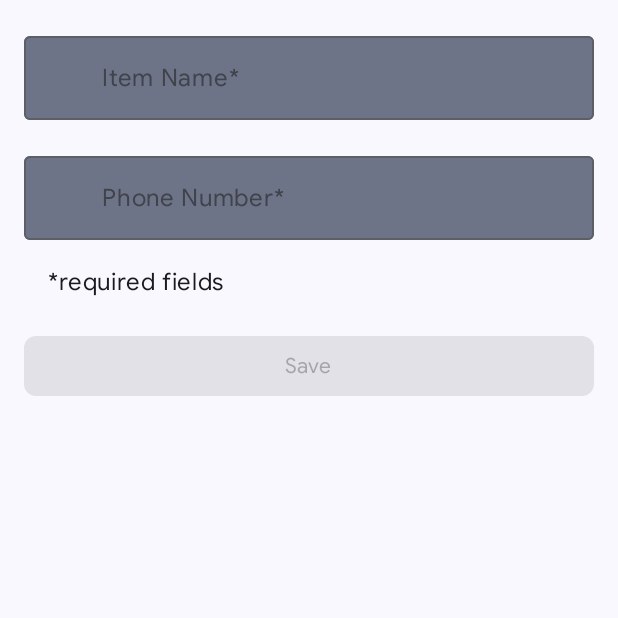
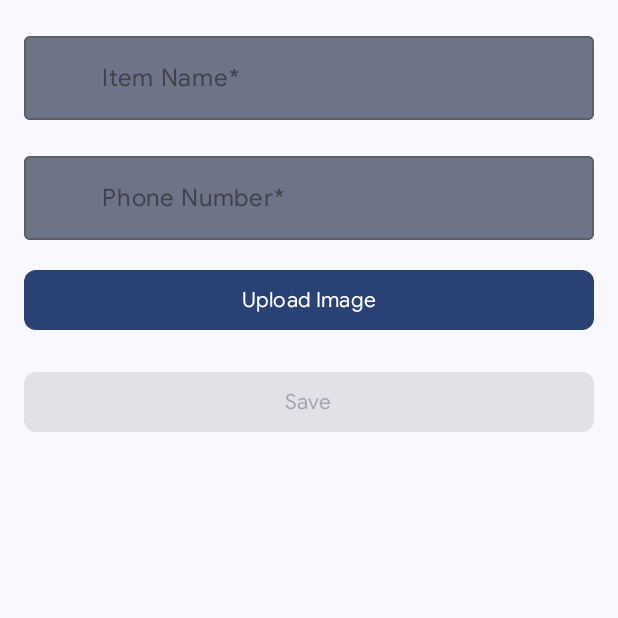
Before and after one commit to TonyGnk/compose-contacts, an Android app built with Jetpack Compose: the screen it shows after launch (MainActivity), after a tap on "Add Contact", on a phone screen of 412 x 824 dp, the top half of it. Run offline under Robolectric (Android 15) with nearby library versions, the phone set to English and light mode, and no system bars; our stand-ins replace Room's generated code.

Commit message:
Implementation of field image

```diff
--- a/app/build.gradle.kts
+++ b/app/build.gradle.kts
@@ -68,6 +68,8 @@ dependencies {
     implementation(libs.androidx.room.ktx)
     implementation(libs.androidx.room.runtime)
 
+    implementation(libs.coil.compose)
+
     testImplementation(libs.junit)
     androidTestImplementation(libs.androidx.junit)
     androidTestImplementation(libs.androidx.espresso.core)
--- a/app/src/main/java/com/example/composecontacts/data/Item.kt
+++ b/app/src/main/java/com/example/composecontacts/data/Item.kt
@@ -1,5 +1,6 @@
 package com.example.composecontacts.data
 
+import androidx.room.ColumnInfo
 import androidx.room.Entity
 import androidx.room.PrimaryKey
 
@@ -10,4 +11,7 @@ data class Item(
     val id: Int = 0,
     val name: String,
     val number: Long,
+
+    @ColumnInfo(typeAffinity = ColumnInfo.BLOB)
+    var imageData: ByteArray? = null
 )
--- a/app/src/main/java/com/example/composecontacts/ui/home/HomeScreen.kt
+++ b/app/src/main/java/com/example/composecontacts/ui/home/HomeScreen.kt
@@ -3,34 +3,30 @@ package com.example.composecontacts.ui.home
 import android.annotation.SuppressLint
 import androidx.compose.foundation.clickable
 import androidx.compose.foundation.layout.Arrangement
+import androidx.compose.foundation.layout.Box
 import androidx.compose.foundation.layout.Column
-import androidx.compose.foundation.layout.Row
 import androidx.compose.foundation.layout.fillMaxSize
 import androidx.compose.foundation.layout.fillMaxWidth
 import androidx.compose.foundation.layout.padding
 import androidx.compose.foundation.layout.statusBarsPadding
-import androidx.compose.foundation.layout.windowInsetsPadding
+import androidx.compose.foundation.layout.wrapContentSize
 import androidx.compose.foundation.lazy.LazyColumn
 import androidx.compose.foundation.lazy.items
 import androidx.compose.material.icons.Icons
 import androidx.compose.material.icons.automirrored.filled.ArrowBack
 import androidx.compose.material.icons.filled.Add
-import androidx.compose.material.icons.filled.ArrowBack
 import androidx.compose.material.icons.filled.Close
 import androidx.compose.material.icons.filled.Search
 import androidx.compose.material3.DockedSearchBar
 import androidx.compose.material3.ExperimentalMaterial3Api
 import androidx.compose.material3.ExtendedFloatingActionButton
 import androidx.compose.material3.FabPosition
-import androidx.compose.material3.FilledTonalButton
 import androidx.compose.material3.Icon
 import androidx.compose.material3.IconButton
 import androidx.compose.material3.ListItem
 import androidx.compose.material3.MaterialTheme
 import androidx.compose.material3.Scaffold
-import androidx.compose.material3.SearchBar
 import androidx.compose.material3.Text
-import androidx.compose.material3.TopAppBarDefaults
 import androidx.compose.runtime.Composable
 import androidx.compose.runtime.collectAsState
 import androidx.compose.runtime.getValue
@@ -38,8 +34,6 @@ import androidx.compose.ui.Alignment
 import androidx.compose.ui.Modifier
 import androidx.compose.ui.res.dimensionResource
 import androidx.compose.ui.res.stringResource
-import androidx.compose.ui.semantics.semantics
-import androidx.compose.ui.semantics.traversalIndex
 import androidx.compose.ui.text.style.TextAlign
 import androidx.compose.ui.tooling.preview.Preview
 import androidx.compose.ui.unit.dp
@@ -49,9 +43,7 @@ import com.example.composecontacts.data.Item
 import com.example.composecontacts.ui.AppViewModelProvider
 import com.example.composecontacts.ui.navigation.NavigationDestination
 import com.example.composecontacts.ui.theme.ComposeContactsTheme
-import com.example.composecontacts.ui.theme.googleSansFontFamily
 import com.example.inventory.ui.home.HomeSearchState
-import com.example.inventory.ui.home.HomeUiState
 import com.example.inventory.ui.home.HomeViewModel
 
 object HomeDestination : NavigationDestination {
@@ -118,7 +110,7 @@ private fun HomeSearchBar(
         onActiveChange = { model.onSearch() },
         placeholder = {
             Text(
-                stringResource(R.string.search_placeholder), fontFamily = googleSansFontFamily
+                stringResource(R.string.search_placeholder)
             )
         },
         leadingIcon = {
@@ -168,17 +160,19 @@ private fun HomeBody(
     modifier: Modifier = Modifier
 ) {
     if (itemList.isEmpty()) {
-        Column(
-            horizontalAlignment = Alignment.CenterHorizontally,
-            verticalArrangement = Arrangement.Center,
-            modifier = modifier
-        ) {
+        Box(
+            modifier = Modifier.fillMaxSize(),
+            contentAlignment = Alignment.Center
+        )
+        {
             Text(
                 text = stringResource(R.string.no_item_description),
                 textAlign = TextAlign.Center,
-                style = MaterialTheme.typography.titleLarge
+                style = MaterialTheme.typography.titleLarge,
+                //modifier at the center of the screen
             )
         }
+
     } else {
         Column(
             horizontalAlignment = Alignment.CenterHorizontally,
--- a/app/src/main/java/com/example/composecontacts/ui/item/ItemEntryScreen.kt
+++ b/app/src/main/java/com/example/composecontacts/ui/item/ItemEntryScreen.kt
@@ -1,5 +1,10 @@
 package com.example.composecontacts.ui.item
 
+import android.app.Activity.RESULT_OK
+import android.net.Uri
+import androidx.activity.compose.rememberLauncherForActivityResult
+import androidx.activity.result.PickVisualMediaRequest
+import androidx.activity.result.contract.ActivityResultContracts
 import androidx.compose.foundation.layout.Arrangement
 import androidx.compose.foundation.layout.Column
 import androidx.compose.foundation.layout.fillMaxWidth
@@ -14,8 +19,14 @@ import androidx.compose.material3.OutlinedTextFieldDefaults
 import androidx.compose.material3.Scaffold
 import androidx.compose.material3.Text
 import androidx.compose.runtime.Composable
+import androidx.compose.runtime.LaunchedEffect
+import androidx.compose.runtime.getValue
+import androidx.compose.runtime.mutableStateOf
+import androidx.compose.runtime.remember
 import androidx.compose.runtime.rememberCoroutineScope
+import androidx.compose.runtime.setValue
 import androidx.compose.ui.Modifier
+import androidx.compose.ui.platform.LocalContext
 import androidx.compose.ui.res.dimensionResource
 import androidx.compose.ui.res.stringResource
 import androidx.compose.ui.text.input.KeyboardType
@@ -42,13 +53,6 @@ fun ItemEntryScreen(
 ) {
     val coroutineScope = rememberCoroutineScope()
     Scaffold(
-//        topBar = {
-//            InventoryTopAppBar(
-//                title = stringResource(ItemEntryDestination.titleRes),
-//                canNavigateBack = canNavigateBack,
-//                navigateUp = onNavigateUp
-//            )
-//        }
     ) { innerPadding ->
         ItemEntryBody(
             itemUiState = viewModel.itemUiState,
@@ -58,8 +62,8 @@ fun ItemEntryScreen(
                     viewModel.saveItem()
                     navigateBack()
                 }
-
             },
+            { viewModel.saveImage(it) },
             modifier = Modifier
                 .padding(innerPadding)
                 .verticalScroll(rememberScrollState())
@@ -68,12 +72,12 @@ fun ItemEntryScreen(
     }
 }
 
-
 @Composable
 fun ItemEntryBody(
     itemUiState: ItemUiState,
     onItemValueChange: (ItemDetails) -> Unit,
     onSaveClick: () -> Unit,
+    onSaveImage: (ByteArray?) -> Unit,
     modifier: Modifier = Modifier
 ) {
     Column(
@@ -83,6 +87,7 @@ fun ItemEntryBody(
         ItemInputForm(
             itemDetails = itemUiState.itemDetails,
             onValueChange = onItemValueChange,
+            onSaveImage = onSaveImage,
             modifier = Modifier.fillMaxWidth()
         )
         Button(
@@ -102,7 +107,7 @@ fun ItemInputForm(
     itemDetails: ItemDetails,
     modifier: Modifier = Modifier,
     onValueChange: (ItemDetails) -> Unit = {},
-    enabled: Boolean = true
+    onSaveImage: (ByteArray?) -> Unit
 ) {
     Column(
         modifier = modifier,
@@ -119,14 +124,48 @@ fun ItemInputForm(
             keyboardOptions = KeyboardOptions(keyboardType = KeyboardType.Phone),
             label = { Text(stringResource(R.string.number_req)) },
         )
-        if (enabled) {
-            Text(
-                text = stringResource(R.string.required_fields),
-                modifier = Modifier.padding(start = dimensionResource(id = R.dimen.padding_medium))
-            )
-        }
+        uploadImageButton(onSaveImage = onSaveImage)
     }
 }
+
+@Composable
+private fun uploadImageButton(
+    onSaveImage: (ByteArray?) -> Unit
+) {
+    val context = LocalContext.current
+    val galleryLauncher =
+        rememberLauncherForActivityResult(ActivityResultContracts.PickVisualMedia()) { uriList ->
+            // process with the received image uri
+
+            //First check if the image is not null
+            if (uriList != null) {
+                //Then get the content resolver
+                val contentResolver = context.contentResolver
+                //Then get the input stream from the content resolver
+                val inputStream = contentResolver.openInputStream(uriList)
+                //Then get the byte array from the input stream
+                val byteArray = inputStream?.readBytes()
+                //Then close the input stream
+                inputStream?.close()
+                //Then call onSaveImage
+                onSaveImage(byteArray)
+
+            }
+
+        }
+
+    val pickVisualMediaRequest: PickVisualMediaRequest = remember {
+        PickVisualMediaRequest()
+    }
+    Button(
+        onClick = { galleryLauncher.launch(pickVisualMediaRequest) },
+        shape = MaterialTheme.shapes.small,
+        modifier = Modifier.fillMaxWidth()
+    ) {
+        Text(text = "Upload Image")
+    }
+}
+
 
 @Composable
 private fun DefaultTextField(
@@ -162,6 +201,6 @@ private fun ItemEntryScreenPreview() {
             ItemDetails(
                 name = "Item name",
             )
-        ), onItemValueChange = {}, onSaveClick = {})
+        ), onItemValueChange = {}, onSaveClick = {}, onSaveImage = {})
     }
 }
--- a/gradle/libs.versions.toml
+++ b/gradle/libs.versions.toml
@@ -10,6 +10,7 @@ activityCompose = "1.8.2"
 composeBom = "2024.03.00"
 room_version = "2.6.1"
 nav_version = "2.7.7"
+coil_compose = "2.5.0"
 
 [libraries]
 androidx-core-ktx = { group = "androidx.core", name = "core-ktx", version.ref = "coreKtx" }
@@ -40,6 +41,9 @@ androidx-room-compiler = { group = "androidx.room", name = "room-compiler", vers
 #implementation("androidx.navigation:navigation-compose:2.7.7")
 androidx-navigation-compose = { group = "androidx.navigation", name = "navigation-compose", version.ref = "nav_version" }
 
+#implementation("io.coil-kt:coil-compose:2.5.0")
+coil_compose = { group = "io.coil-kt", name = "coil-compose", version.ref = "coil_compose" }
+
 [plugins]
 androidApplication = { id = "com.android.application", version.ref = "agp" }
 jetbrainsKotlinAndroid = { id = "org.jetbrains.kotlin.android", version.ref = "kotlin" }
```
Also changed, not shown: app/src/main/java/com/example/composecontacts/ui/item/ItemDetailsScreen.kt (+29 -1 lines), app/src/main/java/com/example/composecontacts/ui/item/ItemEditScreen.kt (+1 -7 lines), app/src/main/java/com/example/composecontacts/ui/item/ItemEntryViewModel.kt (+9 -3 lines).
